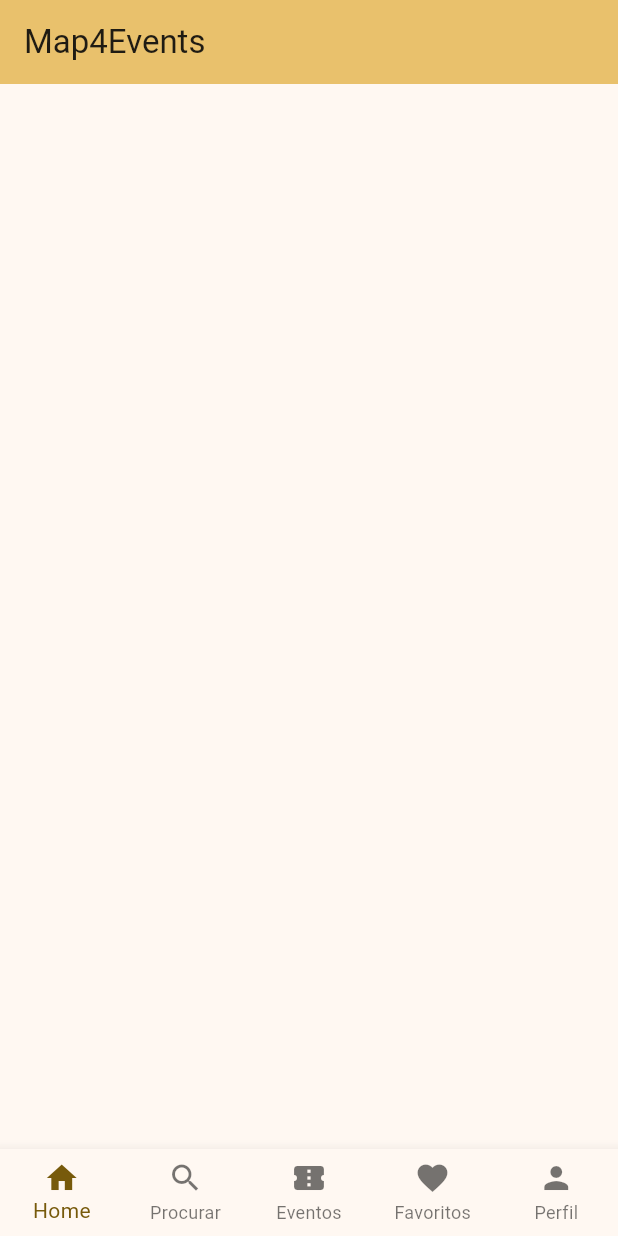
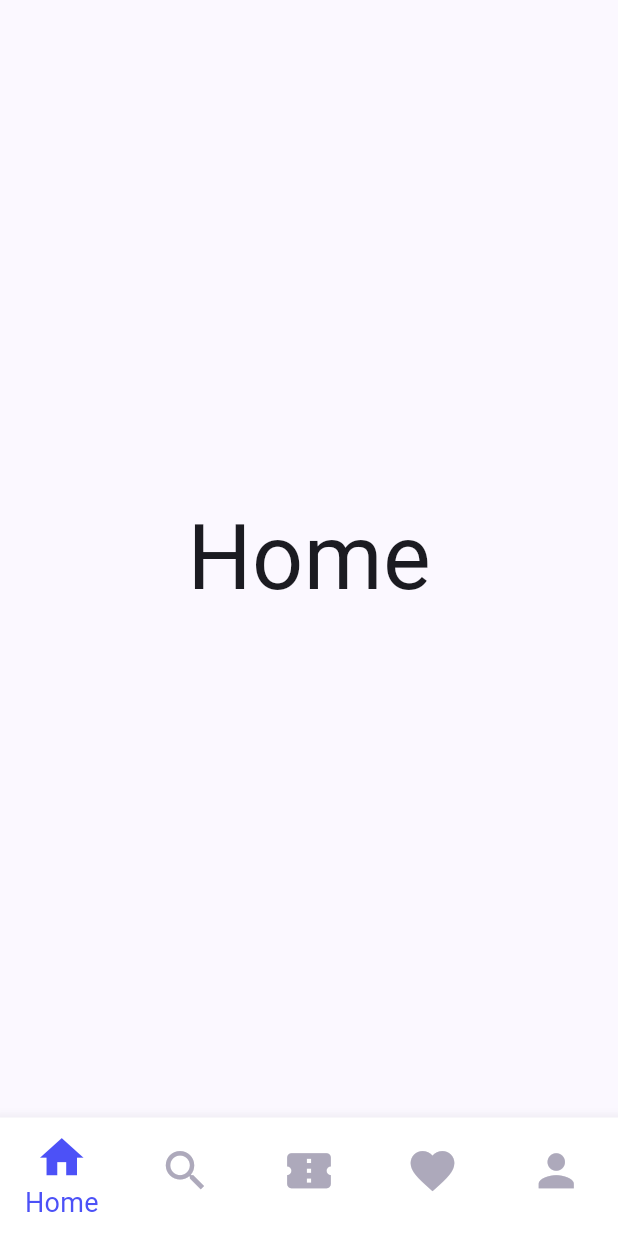
Before and after one commit to AntonioGSC/map_for_events, a Flutter app: the screen it shows after launch, on a phone screen of 412 x 824 dp. Run offline on Flutter 3.47's test engine with Material 2 defaults, Android fonts, the phone set to English and light mode, and no system bars.

Commit message:
Project Structure

```diff
--- a/lib/main.dart
+++ b/lib/main.dart
@@ -1,9 +1,6 @@
 import 'package:flutter/material.dart';
-import 'package:map_for_events/screens/favorite.dart';
-import 'package:map_for_events/screens/home.dart';
-import 'package:map_for_events/screens/map.dart';
-import 'package:map_for_events/screens/my_event.dart';
-import 'package:map_for_events/screens/profile.dart';
+import 'package:map_for_events/screens/main_screen.dart';
+import 'package:map_for_events/utils/contants.dart';
 
 void main() {
   runApp(const MyApp());
@@ -16,21 +13,11 @@ class MyApp extends StatelessWidget {
   @override
   Widget build(BuildContext context) {
     return MaterialApp(
-      title: 'Flutter Demo',
+      title: 'Map4Events',
       theme: ThemeData(
-          colorScheme: ColorScheme.fromSeed(seedColor: Colors.amber),
-          useMaterial3: true
-          // primarySwatch: Colors.amber,
-          // visualDensity: VisualDensity.adaptivePlatformDensity,
-          ),
-      routes: {
-        "/": (context) => const HomeWidget(),
-        "/events": (context) => const MyEventsWidget(),
-        "/favorite": (context) => const FavoriteEventsWidget(),
-        "/map": (context) => const MapWidget(),
-        "/profile": (context) => const ProfileWidget(),
-      },
-      initialRoute: "/",
+          colorScheme: ColorScheme.fromSeed(seedColor: colorMainBlue),
+          useMaterial3: true),
+      home: const MainWidget(),
     );
   }
 }
--- a/lib/screens/favorite.dart
+++ b/lib/screens/favorite.dart
@@ -10,6 +10,8 @@ class FavoriteEventsWidget extends StatefulWidget {
 class _FavoriteEventsWidgetState extends State<FavoriteEventsWidget> {
   @override
   Widget build(BuildContext context) {
-    return const Placeholder();
+    return const Scaffold(
+      body: Center(child: Text('Favorite', style: TextStyle(fontSize: 60))),
+    );
   }
 }
--- a/lib/screens/home.dart
+++ b/lib/screens/home.dart
@@ -1,5 +1,4 @@
 import 'package:flutter/material.dart';
-import 'package:map_for_events/utils/contants.dart';
 
 class HomeWidget extends StatefulWidget {
   const HomeWidget({super.key});
@@ -11,22 +10,8 @@ class HomeWidget extends StatefulWidget {
 class _HomeWidgetState extends State<HomeWidget> {
   @override
   Widget build(BuildContext context) {
-    return Scaffold(
-      appBar: AppBar(
-          title: appName,
-          backgroundColor: Theme.of(context).colorScheme.inversePrimary),
-      bottomNavigationBar: BottomNavigationBar(
-        type: BottomNavigationBarType.fixed,
-        currentIndex: 0,
-        items: const [
-          BottomNavigationBarItem(
-              icon: iconHome, label: 'Home', backgroundColor: colorMainBlue),
-          BottomNavigationBarItem(icon: iconSearch, label: 'Procurar'),
-          BottomNavigationBarItem(icon: iconTicket, label: 'Eventos'),
-          BottomNavigationBarItem(icon: iconFavorite, label: 'Favoritos'),
-          BottomNavigationBarItem(icon: iconUser, label: 'Perfil'),
-        ],
-      ),
+    return const Scaffold(
+      body: Center(child: Text('Home', style: TextStyle(fontSize: 60))),
     );
   }
 }
--- /dev/null
+++ b/lib/screens/main_screen.dart
@@ -0,0 +1,70 @@
+import 'package:flutter/material.dart';
+import 'package:map_for_events/screens/favorite.dart';
+import 'package:map_for_events/screens/home.dart';
+import 'package:map_for_events/screens/my_event.dart';
+import 'package:map_for_events/screens/profile.dart';
+import 'package:map_for_events/utils/contants.dart';
+
+class MainWidget extends StatefulWidget {
+  const MainWidget({super.key});
+
+  @override
+  State<MainWidget> createState() => _MainWidgetState();
+}
+
+class _MainWidgetState extends State<MainWidget> {
+  int currentIndex = 0;
+  late PageController pc;
+
+  final duration = const Duration(milliseconds: 400);
+  final pages = const [
+    HomeWidget(),
+    MyEventsWidget(),
+    MyEventsWidget(),
+    FavoriteEventsWidget(),
+    ProfileWidget()
+  ];
+
+  @override
+  void initState() {
+    super.initState();
+    pc = PageController(initialPage: currentIndex);
+  }
+
+  setPage(index) {
+    setState(() {
+      currentIndex = index;
+    });
+  }
+
+  @override
+  Widget build(BuildContext context) {
+    return Scaffold(
+      body: PageView(
+        controller: pc,
+        onPageChanged: setPage,
+        children: pages,
+      ),
+      bottomNavigationBar: BottomNavigationBar(
+        type: BottomNavigationBarType.fixed,
+        backgroundColor: colorWhite,
+        selectedItemColor: colorMainBlue,
+        unselectedItemColor: colorLightGray,
+        currentIndex: currentIndex,
+        iconSize: 35,
+        selectedFontSize: 18,
+        showUnselectedLabels: false,
+        onTap: (index) => setState(() {
+          pc.animateToPage(index, duration: duration, curve: Curves.ease);
+        }),
+        items: const [
+          BottomNavigationBarItem(icon: iconHome, label: 'Home'),
+          BottomNavigationBarItem(icon: iconSearch, label: 'Procurar'),
+          BottomNavigationBarItem(icon: iconTicket, label: 'Eventos'),
+          BottomNavigationBarItem(icon: iconFavorite, label: 'Favoritos'),
+          BottomNavigationBarItem(icon: iconUser, label: 'Perfil'),
+        ],
+      ),
+    );
+  }
+}
--- a/lib/screens/map.dart
+++ b/lib/screens/map.dart
@@ -10,6 +10,8 @@ class MapWidget extends StatefulWidget {
 class _MapWidgetState extends State<MapWidget> {
   @override
   Widget build(BuildContext context) {
-    return const Placeholder();
+    return const Scaffold(
+      body: Center(child: Text('Map', style: TextStyle(fontSize: 60))),
+    );
   }
 }
--- a/lib/screens/my_event.dart
+++ b/lib/screens/my_event.dart
@@ -10,6 +10,8 @@ class MyEventsWidget extends StatefulWidget {
 class _MyEventsWidgetState extends State<MyEventsWidget> {
   @override
   Widget build(BuildContext context) {
-    return const Placeholder();
+    return const Scaffold(
+      body: Center(child: Text('Events', style: TextStyle(fontSize: 60))),
+    );
   }
 }
--- a/lib/screens/profile.dart
+++ b/lib/screens/profile.dart
@@ -10,6 +10,8 @@ class ProfileWidget extends StatefulWidget {
 class _ProfileWidgetState extends State<ProfileWidget> {
   @override
   Widget build(BuildContext context) {
-    return const Placeholder();
+    return const Scaffold(
+      body: Center(child: Text('Profile', style: TextStyle(fontSize: 60))),
+    );
   }
 }
```
